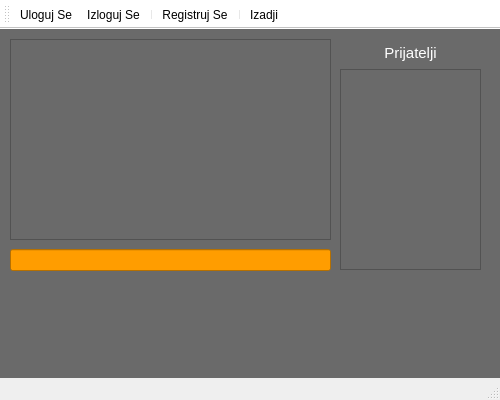
nmhaker/Source-Code, file mainwindow.ui: the form before one commit.
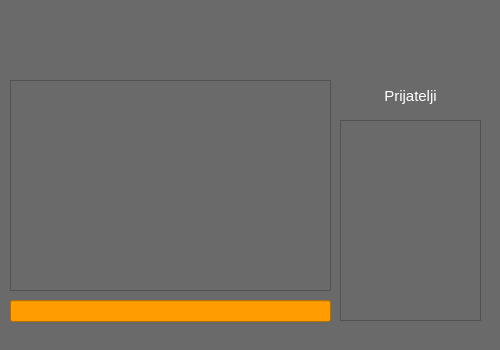
The form after the commit.

What changed in the file:
```diff
--- a/mainwindow.ui
+++ b/mainwindow.ui
@@ -7,19 +7,19 @@
     <x>0</x>
     <y>0</y>
     <width>500</width>
-    <height>400</height>
+    <height>350</height>
    </rect>
   </property>
   <property name="minimumSize">
    <size>
     <width>500</width>
-    <height>400</height>
+    <height>350</height>
    </size>
   </property>
   <property name="maximumSize">
    <size>
     <width>500</width>
-    <height>400</height>
+    <height>350</height>
    </size>
   </property>
   <property name="baseSize">
@@ -42,7 +42,7 @@
     <property name="geometry">
      <rect>
       <x>340</x>
-      <y>40</y>
+      <y>120</y>
       <width>141</width>
       <height>201</height>
      </rect>
@@ -55,7 +55,7 @@
     <property name="geometry">
      <rect>
       <x>10</x>
-      <y>220</y>
+      <y>300</y>
       <width>321</width>
       <height>22</height>
      </rect>
@@ -69,9 +69,9 @@
     <property name="geometry">
      <rect>
       <x>340</x>
-      <y>13</y>
+      <y>80</y>
       <width>141</width>
-      <height>21</height>
+      <height>31</height>
      </rect>
     </property>
     <property name="font">
@@ -93,41 +93,13 @@
     <property name="geometry">
      <rect>
       <x>10</x>
-      <y>10</y>
+      <y>80</y>
       <width>321</width>
-      <height>201</height>
+      <height>211</height>
      </rect>
     </property>
    </widget>
   </widget>
-  <widget class="QMenuBar" name="menuBar">
-   <property name="geometry">
-    <rect>
-     <x>0</x>
-     <y>0</y>
-     <width>500</width>
-     <height>21</height>
-    </rect>
-   </property>
-  </widget>
-  <widget class="QToolBar" name="mainToolBar">
-   <property name="styleSheet">
-    <string notr="true">background-color: white;</string>
-   </property>
-   <attribute name="toolBarArea">
-    <enum>TopToolBarArea</enum>
-   </attribute>
-   <attribute name="toolBarBreak">
-    <bool>false</bool>
-   </attribute>
-   <addaction name="actionUloguj_Se"/>
-   <addaction name="actionIzloguj_Se"/>
-   <addaction name="separator"/>
-   <addaction name="actionRegistruj_Se"/>
-   <addaction name="separator"/>
-   <addaction name="actionIzadji"/>
-  </widget>
-  <widget class="QStatusBar" name="statusBar"/>
   <action name="actionUloguj_Se">
    <property name="text">
     <string>Uloguj Se</string>
```
